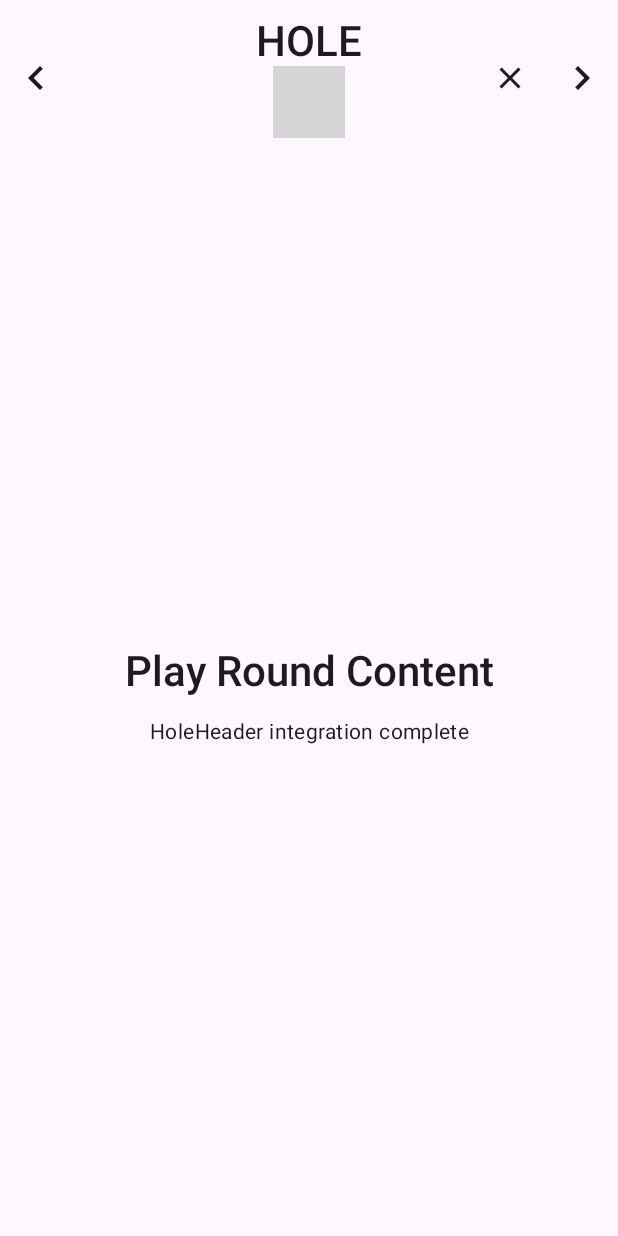
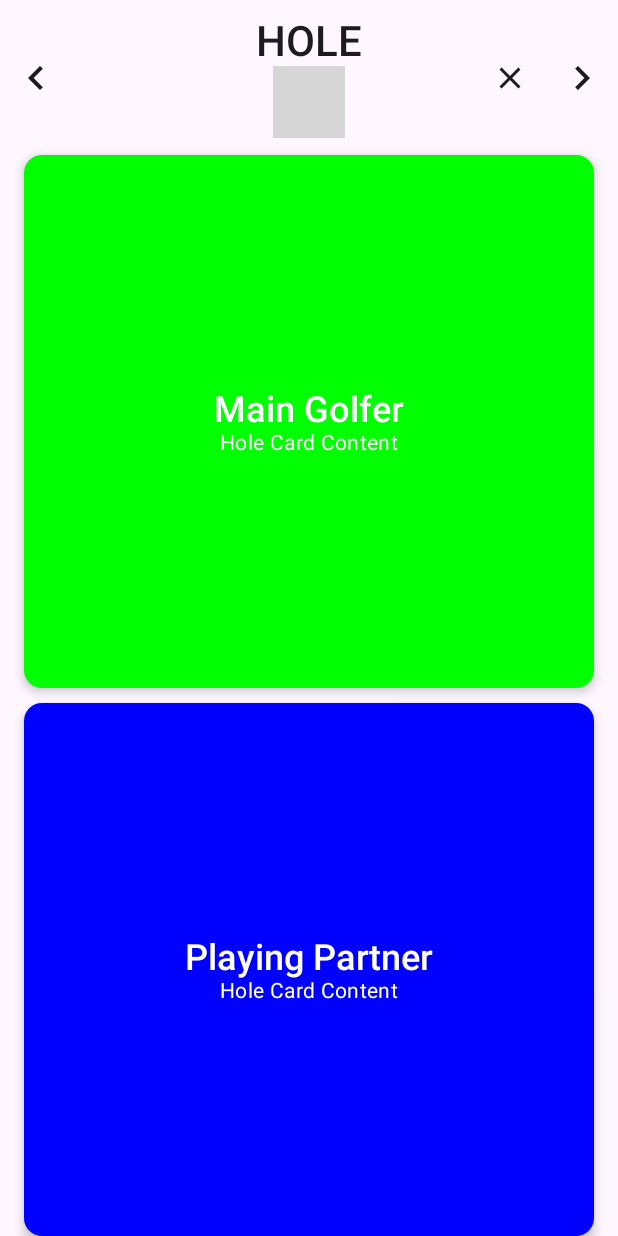
Before and after one commit to SogoGolf/simplegolf-droid, an Android app built with Jetpack Compose: the composable Screen4Portrait shown on its own in the app's theme, on a phone screen of 412 x 824 dp. Run offline under Robolectric (Android 15) with nearby library versions, the phone set to English and light mode, and no system bars; our stand-ins replace Dagger/Hilt's generated code; 5 statements that could not run were skipped; grey boxes are pictures that could not be loaded.

Commit message:
Create HoleCard component and implement 2-card layout for PlayRoundScreen
- Add HoleCard component with customizable background color and golfer name
- Update PlayRoundScreen to use 2 HoleCard components filling remaining vertical space
- Add 10dp gap between cards as requested
- Top card: green background for main golfer
- Bottom card: blue background for playing partner
- Cards properly sized with weight(1f) to fill available space

Co-Authored-By: Sogo Developer <developer@sogo.golf>

```diff
--- /dev/null
+++ b/app/src/main/java/com/sogo/golf/msl/features/play/presentation/HoleCard.kt
@@ -0,0 +1,53 @@
+package com.sogo.golf.msl.features.play.presentation
+
+import androidx.compose.foundation.background
+import androidx.compose.foundation.layout.Box
+import androidx.compose.foundation.layout.Column
+import androidx.compose.foundation.layout.fillMaxSize
+import androidx.compose.foundation.layout.padding
+import androidx.compose.foundation.shape.RoundedCornerShape
+import androidx.compose.material3.Card
+import androidx.compose.material3.CardDefaults
+import androidx.compose.material3.MaterialTheme
+import androidx.compose.material3.Text
+import androidx.compose.runtime.Composable
+import androidx.compose.ui.Alignment
+import androidx.compose.ui.Modifier
+import androidx.compose.ui.graphics.Color
+import androidx.compose.ui.unit.dp
+
+@Composable
+fun HoleCard(
+    backgroundColor: Color,
+    golferName: String = "Golfer Name",
+    modifier: Modifier = Modifier
+) {
+    Card(
+        modifier = modifier,
+        shape = RoundedCornerShape(12.dp),
+        elevation = CardDefaults.cardElevation(defaultElevation = 4.dp)
+    ) {
+        Box(
+            modifier = Modifier
+                .fillMaxSize()
+                .background(backgroundColor)
+                .padding(16.dp),
+            contentAlignment = Alignment.Center
+        ) {
+            Column(
+                horizontalAlignment = Alignment.CenterHorizontally
+            ) {
+                Text(
+                    text = golferName,
+                    style = MaterialTheme.typography.headlineSmall,
+                    color = Color.White
+                )
+                Text(
+                    text = "Hole Card Content",
+                    style = MaterialTheme.typography.bodyMedium,
+                    color = Color.White
+                )
+            }
+        }
+    }
+}
--- a/app/src/main/java/com/sogo/golf/msl/features/play/presentation/PlayRoundScreen.kt
+++ b/app/src/main/java/com/sogo/golf/msl/features/play/presentation/PlayRoundScreen.kt
@@ -7,6 +7,7 @@ import androidx.compose.foundation.layout.Spacer
 import androidx.compose.foundation.layout.fillMaxSize
 import androidx.compose.foundation.layout.height
 import androidx.compose.foundation.layout.navigationBarsPadding
+import androidx.compose.foundation.layout.padding
 import androidx.compose.material3.AlertDialog
 import androidx.compose.material3.Button
 import androidx.compose.material3.CircularProgressIndicator
@@ -20,6 +21,7 @@ import androidx.compose.runtime.remember
 import androidx.compose.runtime.setValue
 import androidx.compose.ui.Alignment
 import androidx.compose.ui.Modifier
+import androidx.compose.ui.graphics.Color
 import androidx.compose.ui.platform.LocalConfiguration
 import androidx.compose.ui.unit.dp
 import androidx.hilt.navigation.compose.hiltViewModel
@@ -94,26 +96,33 @@ private fun Screen4Portrait(
             showBackButton = showBackButton
         )
 
-        // Main content area
-        Box(
+        // Two HoleCard components taking up remaining vertical space
+        Column(
             modifier = Modifier
                 .fillMaxSize()
-                .weight(1f),
-            contentAlignment = Alignment.Center
+                .weight(1f)
+                .padding(horizontal = 16.dp)
         ) {
-            Column(
-                horizontalAlignment = Alignment.CenterHorizontally
-            ) {
-                Text(
-                    text = "Play Round Content",
-                    style = MaterialTheme.typography.headlineMedium
-                )
-                Spacer(modifier = Modifier.height(16.dp))
-                Text(
-                    text = "HoleHeader integration complete",
-                    style = MaterialTheme.typography.bodyMedium
-                )
-            }
+            // Top card (green background)
+            HoleCard(
+                backgroundColor = Color.Green,
+                golferName = "Main Golfer",
+                modifier = Modifier
+                    .fillMaxSize()
+                    .weight(1f)
+            )
+
+            // Gap between cards
+            Spacer(modifier = Modifier.height(10.dp))
+
+            // Bottom card (blue background)
+            HoleCard(
+                backgroundColor = Color.Blue,
+                golferName = "Playing Partner",
+                modifier = Modifier
+                    .fillMaxSize()
+                    .weight(1f)
+            )
         }
     }
 
```
